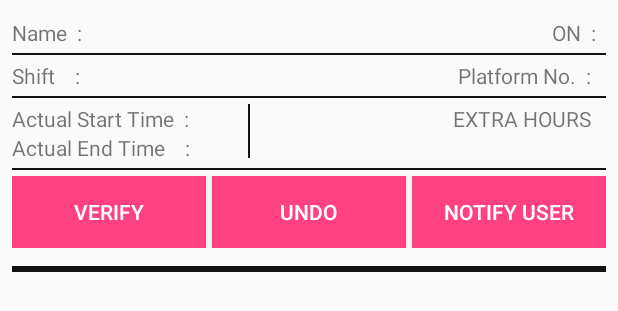
After one commit to ATOMWR/ATOM, an Android app: the layout overtime_list_item.xml on its own in the app's theme, with its tools: preview values and no code run, on a phone screen of 412 x 824 dp. The commit adds this screen. Shown: the top 311 px of the screen. Run offline under Robolectric (Android 15) with nearby library versions, the phone set to English and light mode, and no system bars.

Commit message:
Load unverified OT forms in Admin section

```diff
--- a/app/src/main/AndroidManifest.xml
+++ b/app/src/main/AndroidManifest.xml
@@ -40,7 +40,8 @@
         <activity
             android:name=".AdminHomeActivity"
             android:label="Admin Home" />
-        <activity android:name=".QRverification"></activity>
+        <activity android:name=".QRverification" />
+        <activity android:name=".OvertimeFormListActivity"></activity>
     </application>
 
 </manifest>
--- /dev/null
+++ b/app/src/main/res/layout/overtime_list_item.xml
@@ -0,0 +1,228 @@
+<?xml version="1.0" encoding="utf-8"?>
+<RelativeLayout
+    xmlns:android="http://schemas.android.com/apk/res/android"
+    android:layout_width="match_parent"
+    android:layout_height="match_parent"
+    android:id="@+id/listViewItem">
+
+    <LinearLayout
+        android:id="@+id/formContainer"
+        android:layout_width="match_parent"
+        android:layout_height="wrap_content"
+        android:padding="8dp"
+        android:orientation="vertical"
+        android:layout_marginTop="4dp"
+        android:layout_marginBottom="4dp">
+
+        <RelativeLayout
+            android:layout_width="match_parent"
+            android:layout_height="wrap_content"
+            android:orientation="horizontal">
+
+            <TextView
+                android:id="@+id/filled_by"
+                android:layout_width="wrap_content"
+                android:layout_height="wrap_content"
+                android:text="Name  :  "/>
+
+            <TextView
+                android:id="@+id/name_on_form"
+                android:layout_width="wrap_content"
+                android:layout_height="wrap_content"
+                android:layout_toRightOf="@+id/filled_by"/>
+
+            <TextView
+                android:id="@+id/on"
+                android:layout_width="wrap_content"
+                android:layout_height="wrap_content"
+                android:text="ON  :  "
+                android:layout_toLeftOf="@+id/form_filled_date"/>
+
+            <TextView
+                android:id="@+id/form_filled_date"
+                android:layout_width="wrap_content"
+                android:layout_height="wrap_content"
+                android:layout_alignParentRight="true"/>
+
+        </RelativeLayout>
+
+        <View
+            android:layout_width="match_parent"
+            android:layout_height="1dp"
+            android:background="#111111"
+            android:layout_marginTop="4dp"
+            android:layout_marginBottom="4dp"/>
+
+        <RelativeLayout
+            android:layout_width="match_parent"
+            android:layout_height="wrap_content"
+            android:orientation="horizontal">
+
+            <TextView
+                android:id="@+id/shift"
+                android:layout_width="wrap_content"
+                android:layout_height="wrap_content"
+                android:text="Shift    :  "/>
+
+            <TextView
+                android:id="@+id/shift_on_form"
+                android:layout_width="wrap_content"
+                android:layout_height="wrap_content"
+                android:layout_toRightOf="@id/shift"/>
+
+            <TextView
+                android:id="@+id/platform"
+                android:layout_width="wrap_content"
+                android:layout_height="wrap_content"
+                android:text="Platform No.  :   "
+                android:layout_toLeftOf="@+id/platform_no"/>
+
+            <TextView
+                android:id="@+id/platform_no"
+                android:layout_width="wrap_content"
+                android:layout_height="wrap_content"
+                android:layout_alignParentRight="true"/>
+
+        </RelativeLayout>
+
+        <View
+            android:layout_width="match_parent"
+            android:layout_height="1dp"
+            android:background="#111111"
+            android:layout_marginTop="4dp"
+            android:layout_marginBottom="4dp"/>
+
+        <RelativeLayout
+            android:id="@+id/times_on_form"
+            android:layout_width="match_parent"
+            android:layout_height="wrap_content"
+            android:orientation="horizontal">
+
+            <LinearLayout
+                android:id="@+id/start_end_time_layout"
+                android:layout_width="wrap_content"
+                android:layout_height="wrap_content"
+                android:orientation="vertical">
+
+                <LinearLayout
+                    android:layout_width="wrap_content"
+                    android:layout_height="wrap_content"
+                    android:orientation="horizontal">
+
+                    <TextView
+                        android:id="@+id/start_time"
+                        android:layout_width="wrap_content"
+                        android:layout_height="wrap_content"
+                        android:text="Actual Start Time  :  "/>
+
+                    <TextView
+                        android:id="@+id/actual_start_time"
+                        android:layout_width="wrap_content"
+                        android:layout_height="wrap_content"/>
+
+                </LinearLayout>
+
+                <LinearLayout
+                    android:layout_width="wrap_content"
+                    android:layout_height="wrap_content"
+                    android:orientation="horizontal">
+
+                    <TextView
+                        android:id="@+id/end_time"
+                        android:layout_width="wrap_content"
+                        android:layout_height="wrap_content"
+                        android:text="Actual End Time    :  "/>
+
+                    <TextView
+                        android:id="@+id/actual_end_time"
+                        android:layout_width="wrap_content"
+                        android:layout_height="wrap_content" />
+
+                </LinearLayout>
+
+
+
+            </LinearLayout>
+
+            <View
+                android:layout_width="1dp"
+                android:layout_height="36dp"
+                android:background="#111111"
+                android:layout_marginLeft="32dp"
+                android:layout_toRightOf="@id/start_end_time_layout"/>
+
+            <LinearLayout
+                android:layout_width="wrap_content"
+                android:layout_height="wrap_content"
+                android:orientation="vertical"
+                android:layout_alignParentRight="true">
+
+                <TextView
+                    android:layout_width="wrap_content"
+                    android:layout_height="wrap_content"
+                    android:text="EXTRA HOURS   "
+                    android:textAlignment="center"/>
+
+                <TextView
+                    android:id="@+id/extra_hours"
+                    android:layout_width="wrap_content"
+                    android:layout_height="wrap_content"
+                    android:textAlignment="center"
+                    android:layout_alignParentRight="true"/>
+
+            </LinearLayout>
+
+        </RelativeLayout>
+
+        <View
+            android:layout_width="match_parent"
+            android:layout_height="1dp"
+            android:background="#111111"
+            android:layout_marginTop="4dp"
+            android:layout_marginBottom="4dp"/>
+
+        <LinearLayout
+            android:layout_width="match_parent"
+            android:layout_height="wrap_content"
+            android:orientation="horizontal">
+
+            <Button
+                android:id="@+id/verify_form"
+                android:layout_width="wrap_content"
+                android:layout_height="wrap_content"
+                android:text="Verify"
+                android:textColor="#FFFFFF"
+                android:background="@color/colorAccent"
+                android:layout_marginRight="4dp"
+                android:layout_weight="1"/>
+
+            <Button
+                android:id="@+id/undo_form_action"
+                android:layout_width="wrap_content"
+                android:layout_height="wrap_content"
+                android:text="Undo"
+                android:textColor="#FFFFFF"
+                android:background="@color/colorAccent"
+                android:layout_weight="1"/>
+
+            <Button
+                android:id="@+id/notify_user"
+                android:layout_width="wrap_content"
+                android:layout_height="wrap_content"
+                android:text="Notify User"
+                android:textColor="#FFFFFF"
+                android:background="@color/colorAccent"
+                android:layout_marginLeft="4dp"
+                android:layout_weight="1"/>
+
+        </LinearLayout>
+
+        <View
+            android:layout_width="match_parent"
+            android:layout_height="4dp"
+            android:layout_marginTop="12dp"
+            android:background="#111111"/>
+
+    </LinearLayout>
+
+</RelativeLayout>
```
Also changed, not shown: app/src/main/java/com/example/akav/atom/AdminHomeActivity.java (+130 -2 lines), app/src/main/java/com/example/akav/atom/OvertimeFormListActivity.java (added, +65 -0 lines), app/src/main/java/com/example/akav/atom/OvertimeFormListAdapter.java (added, +59 -0 lines), app/src/main/java/com/example/akav/atom/OvertimeFormObject.java (added, +94 -0 lines), app/src/main/res/layout/activity_admin_home.xml (+17 -7 lines), app/src/main/res/layout/activity_overtime_form_list.xml (added, +14 -0 lines).
